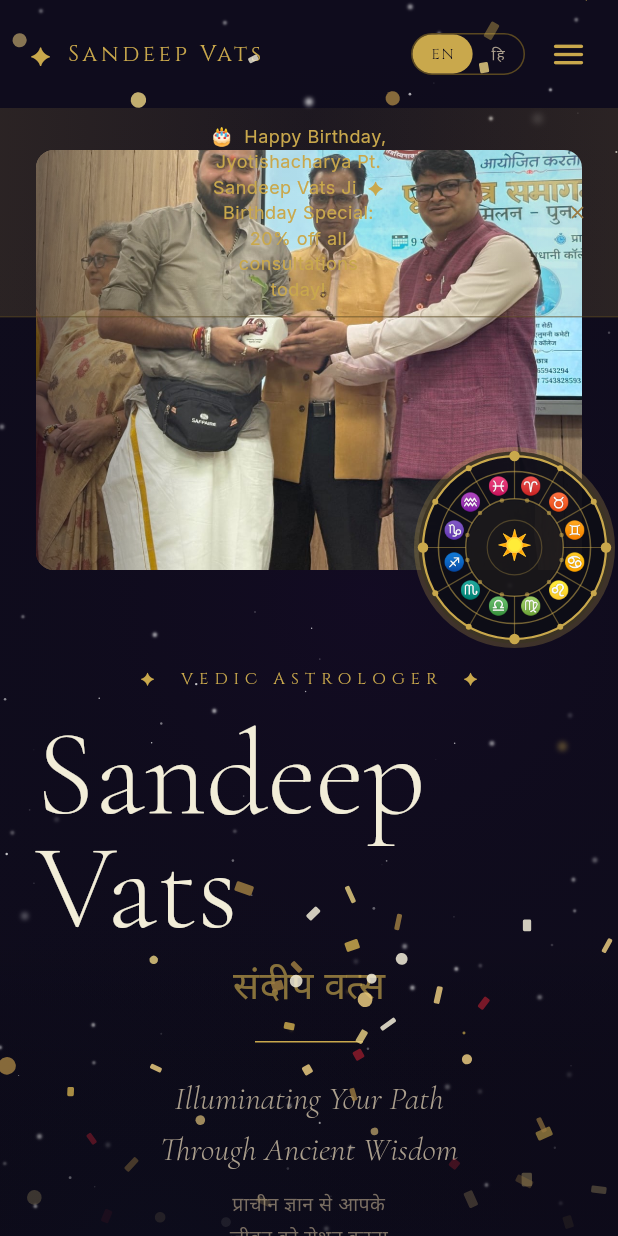
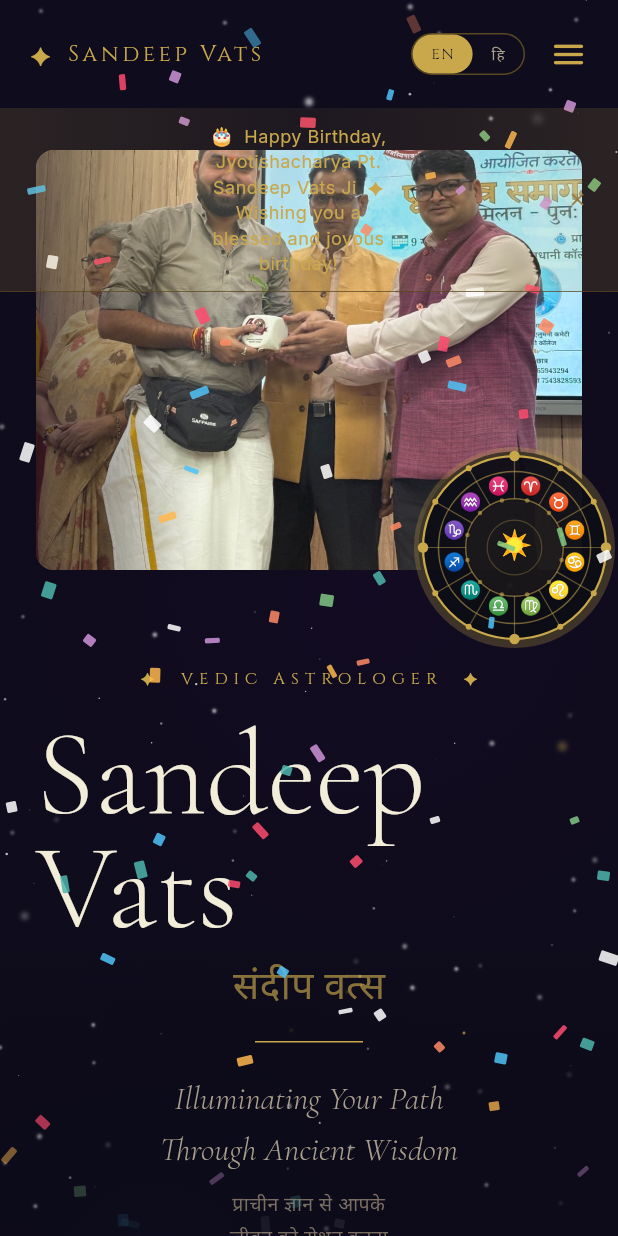
Before and after one commit to Hridaya-Mohit/sandeep-vats, a Flutter app: the screen it shows after launch, on a phone screen of 412 x 824 dp. Run offline on Flutter 3.47's test engine with Material 3 defaults, Android fonts, the phone set to English and light mode, and no system bars; drawn by our look-alikes of flutter_animate; our stand-ins replace flutter_riverpod, go_router, google_fonts.

Commit message:
Refine birthday confetti: faster, colorful, dismiss closes both
- Replace gold-only confetti with festive bright colors (pink, blue, green, etc.)
- Fix speed (was 100x too slow), set to 0.6–1.3x screen height per cycle
- Even horizontal spread across full screen width
- Remove circle particles, all rectangular
- Closing banner now also stops confetti (shared dismiss state via BirthdayOverlay)

Co-Authored-By: Claude Sonnet 4.6 <noreply@anthropic.com>

```diff
--- a/lib/core/widgets/birthday_overlay.dart
+++ b/lib/core/widgets/birthday_overlay.dart
@@ -14,7 +14,7 @@ bool get isBirthday {
 
 class _Particle {
   final double x;        // 0–1 horizontal position
-  final double startY;   // starting vertical offset (-0.3 to 0)
+  final double startY;   // starting vertical offset
   final double speed;    // fall speed multiplier
   final double drift;    // horizontal drift per cycle
   final double rotation; // initial rotation
@@ -22,7 +22,6 @@ class _Particle {
   final double width;    // particle width
   final double height;   // particle height
   final Color color;
-  final bool isCircle;
 
   const _Particle({
     required this.x,
@@ -34,32 +33,35 @@ class _Particle {
     required this.width,
     required this.height,
     required this.color,
-    required this.isCircle,
   });
 
   static List<_Particle> generate(int count) {
-    final rng = Random(42);
-    final colors = [
-      AppColors.gold,
-      AppColors.goldLight,
-      const Color(0xFFF2EDD8), // cream
-      const Color(0xFF8B1A2A), // deep maroon
-      AppColors.goldMuted,
-      const Color(0xFFE0C97E), // warm gold
+    final rng = Random();
+    // Festive colors — intentionally distinct from gold theme
+    const colors = [
+      Color(0xFFFF4B6E), // hot pink
+      Color(0xFF4FC3F7), // sky blue
+      Color(0xFF81C784), // soft green
+      Color(0xFFFFB74D), // orange
+      Color(0xFFCE93D8), // lavender
+      Color(0xFFFFFFFF), // white
+      Color(0xFFFF8A65), // coral
+      Color(0xFF4DB6AC), // teal
     ];
 
     return List.generate(count, (i) {
+      // Even horizontal spread: divide into columns with small random jitter
+      final baseX = i / count;
       return _Particle(
-        x: rng.nextDouble(),
-        startY: -rng.nextDouble() * 0.5,
-        speed: 0.06 + rng.nextDouble() * 0.08,
-        drift: (rng.nextDouble() - 0.5) * 0.015,
+        x: (baseX + (rng.nextDouble() - 0.5) * (1.0 / count)).clamp(0.0, 1.0),
+        startY: rng.nextDouble() * 1.15, // spread across full screen initially
+        speed: 0.6 + rng.nextDouble() * 0.7, // 0.6–1.3 → slightly relaxed fall
+        drift: (rng.nextDouble() - 0.5) * 0.03,
         rotation: rng.nextDouble() * pi * 2,
-        rotSpeed: (rng.nextDouble() - 0.5) * 4,
-        width: 5 + rng.nextDouble() * 7,
-        height: 3 + rng.nextDouble() * 4,
+        rotSpeed: (rng.nextDouble() - 0.5) * 6,
+        width: 6 + rng.nextDouble() * 7,
+        height: 3 + rng.nextDouble() * 5,
         color: colors[rng.nextInt(colors.length)],
-        isCircle: rng.nextDouble() < 0.2,
       );
     });
   }
@@ -96,9 +98,6 @@ class _ConfettiPainter extends CustomPainter {
       canvas.translate(px, py);
       canvas.rotate(p.rotation + animValue * p.rotSpeed);
 
-      if (p.isCircle) {
-        canvas.drawCircle(Offset.zero, p.width / 2, paint);
-      } else {
       canvas.drawRRect(
         RRect.fromRectAndRadius(
           Rect.fromCenter(center: Offset.zero, width: p.width, height: p.height),
@@ -106,7 +105,6 @@ class _ConfettiPainter extends CustomPainter {
         ),
         paint,
       );
-      }
 
       canvas.restore();
     }
@@ -116,26 +114,27 @@ class _ConfettiPainter extends CustomPainter {
   bool shouldRepaint(_ConfettiPainter old) => old.animValue != animValue;
 }
 
-// ── Confetti Widget ───────────────────────────────────────────────────────────
+// ── Birthday Overlay (confetti + banner, shared dismiss) ─────────────────────
 
-class BirthdayConfetti extends StatefulWidget {
-  const BirthdayConfetti({super.key});
+class BirthdayOverlay extends StatefulWidget {
+  const BirthdayOverlay({super.key});
 
   @override
-  State<BirthdayConfetti> createState() => _BirthdayConfettiState();
+  State<BirthdayOverlay> createState() => _BirthdayOverlayState();
 }
 
-class _BirthdayConfettiState extends State<BirthdayConfetti>
+class _BirthdayOverlayState extends State<BirthdayOverlay>
     with SingleTickerProviderStateMixin {
   late final AnimationController _ctrl;
-  final _particles = _Particle.generate(70);
+  final _particles = _Particle.generate(100);
+  bool _dismissed = false;
 
   @override
   void initState() {
     super.initState();
     _ctrl = AnimationController(
       vsync: this,
-      duration: const Duration(seconds: 12),
+      duration: const Duration(seconds: 6),
     )..repeat();
   }
 
@@ -145,9 +144,19 @@ class _BirthdayConfettiState extends State<BirthdayConfetti>
     super.dispose();
   }
 
+  void _dismiss() {
+    _ctrl.stop();
+    setState(() => _dismissed = true);
+  }
+
   @override
   Widget build(BuildContext context) {
-    return IgnorePointer(
+    if (_dismissed) return const SizedBox.shrink();
+
+    return Stack(
+      children: [
+        // Confetti layer — full screen, pointer events ignored
+        IgnorePointer(
           child: RepaintBoundary(
             child: AnimatedBuilder(
               animation: _ctrl,
@@ -160,27 +169,11 @@ class _BirthdayConfettiState extends State<BirthdayConfetti>
               ),
             ),
           ),
-    );
-  }
-}
-
-// ── Birthday Banner ───────────────────────────────────────────────────────────
-
-class BirthdayBanner extends StatefulWidget {
-  const BirthdayBanner({super.key});
-
-  @override
-  State<BirthdayBanner> createState() => _BirthdayBannerState();
-}
-
-class _BirthdayBannerState extends State<BirthdayBanner> {
-  bool _dismissed = false;
-
-  @override
-  Widget build(BuildContext context) {
-    if (_dismissed) return const SizedBox.shrink();
-
-    return Container(
+        ),
+        // Banner — sticky below navbar
+        Positioned(
+          top: 72, left: 0, right: 0,
+          child: Container(
             width: double.infinity,
             padding: const EdgeInsets.symmetric(horizontal: 20, vertical: 10),
             decoration: BoxDecoration(
@@ -200,7 +193,7 @@ class _BirthdayBannerState extends State<BirthdayBanner> {
                 const Spacer(),
                 Flexible(
                   child: Text(
-              '🎂  Happy Birthday, Jyotishacharya Pt. Sandeep Vats Ji  ✦  Birthday Special: 20% off all consultations today!',
+                    '🎂  Happy Birthday, Jyotishacharya Pt. Sandeep Vats Ji  ✦  Wishing you a blessed and joyous birthday!',
                     style: AppTextStyles.inter(
                       fontSize: 12,
                       color: AppColors.gold,
@@ -211,11 +204,14 @@ class _BirthdayBannerState extends State<BirthdayBanner> {
                 ),
                 const Spacer(),
                 GestureDetector(
-            onTap: () => setState(() => _dismissed = true),
+                  onTap: _dismiss,
                   child: const Icon(Icons.close, size: 14, color: AppColors.goldMuted),
                 ),
               ],
             ),
+          ),
+        ),
+      ],
     );
   }
 }
--- a/lib/core/widgets/page_shell.dart
+++ b/lib/core/widgets/page_shell.dart
@@ -57,15 +57,8 @@ class _PageShellState extends State<PageShell> {
             top: 0, left: 0, right: 0,
             child: NavBar(isScrolled: _isScrolled),
           ),
-          if (isBirthday) ...[
-            // Confetti layer — full screen, pointer events ignored
-            const Positioned.fill(child: BirthdayConfetti()),
-            // Birthday banner — sticky below navbar
-            Positioned(
-              top: 72, left: 0, right: 0,
-              child: const BirthdayBanner(),
-            ),
-          ],
+          if (isBirthday)
+            const Positioned.fill(child: BirthdayOverlay()),
         ],
       ),
     );
--- a/lib/features/home/home_page.dart
+++ b/lib/features/home/home_page.dart
@@ -64,13 +64,8 @@ class _HomePageState extends State<HomePage> {
             top: 0, left: 0, right: 0,
             child: NavBar(isScrolled: _isScrolled),
           ),
-          if (isBirthday) ...[
-            const Positioned.fill(child: BirthdayConfetti()),
-            Positioned(
-              top: 72, left: 0, right: 0,
-              child: const BirthdayBanner(),
-            ),
-          ],
+          if (isBirthday)
+            const Positioned.fill(child: BirthdayOverlay()),
         ],
       ),
     );
```
Lines whose indentation alone changed are shown as unchanged.
